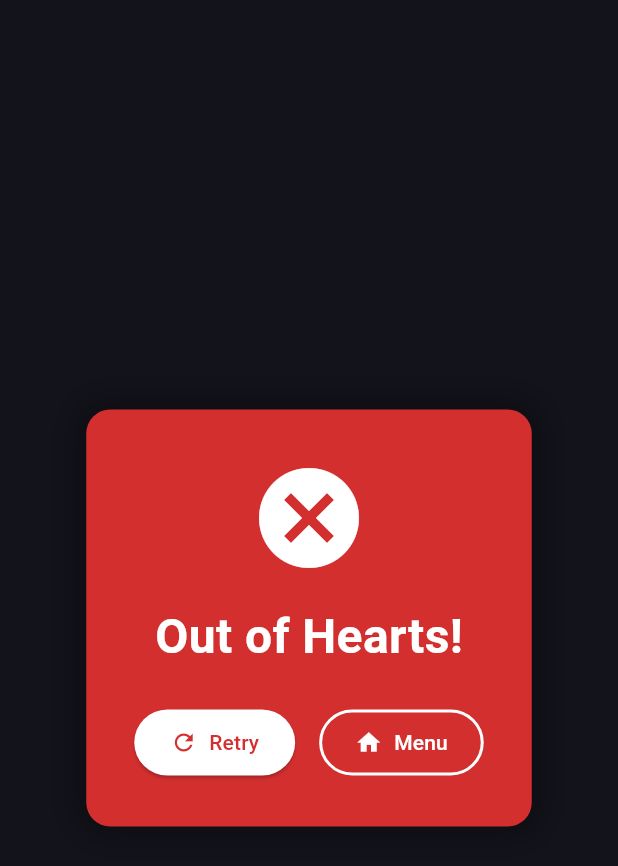
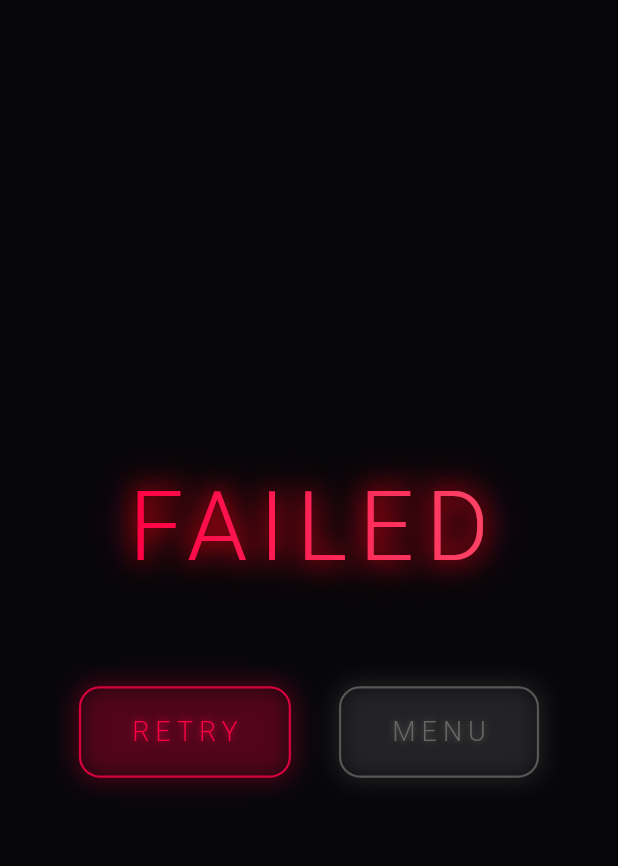
Before and after one commit to akinalpfdn/BeamOfLights, a Flutter app: the LoseScreen widget shown alone on an empty page, opened directly, on a phone screen of 412 x 824 dp. Shown: the top 866 px of the screen. Run offline on Flutter 3.47's test engine with Material 3 defaults, Android fonts, the phone set to English and light mode, and no system bars; missing offline and left inert: flame.

Commit message:
win lose screen fixed

```diff
--- a/beam_of_light/lib/widgets/lose_screen.dart
+++ b/beam_of_light/lib/widgets/lose_screen.dart
@@ -46,75 +46,57 @@ class _LoseScreenState extends State<LoseScreen> with SingleTickerProviderStateM
     return FadeTransition(
       opacity: _fadeAnimation,
       child: Container(
-        color: Colors.black54,
+        color: Colors.black.withValues(alpha: 0.85),
         child: Center(
           child: ScaleTransition(
             scale: _scaleAnimation,
-            child: Container(
-              padding: const EdgeInsets.all(32),
-              decoration: BoxDecoration(
-                color: Colors.red.shade700,
-                borderRadius: BorderRadius.circular(16),
-                boxShadow: const [
-                  BoxShadow(
-                    color: Colors.black38,
+            child: Column(
+              mainAxisSize: MainAxisSize.min,
+              children: [
+                // Neon red glow text
+                ShaderMask(
+                  shaderCallback: (bounds) => const LinearGradient(
+                    colors: [Color(0xFFFF0044), Color(0xFFFF4466)],
+                  ).createShader(bounds),
+                  child: const Text(
+                    'FAILED',
+                    style: TextStyle(
+                      color: Colors.white,
+                      fontSize: 64,
+                      fontWeight: FontWeight.w300,
+                      letterSpacing: 8,
+                      shadows: [
+                        Shadow(
+                          color: Color(0xFFFF0044),
                           blurRadius: 20,
-                    spreadRadius: 5,
+                        ),
+                        Shadow(
+                          color: Color(0xFFFF0044),
+                          blurRadius: 40,
                         ),
                       ],
                     ),
-              child: Column(
-                mainAxisSize: MainAxisSize.min,
-                children: [
-                  const Icon(
-                    Icons.cancel,
-                    color: Colors.white,
-                    size: 80,
-                  ),
-                  const SizedBox(height: 16),
-                  const Text(
-                    'Out of Hearts!',
-                    style: TextStyle(
-                      color: Colors.white,
-                      fontSize: 32,
-                      fontWeight: FontWeight.bold,
                   ),
                 ),
-                  const SizedBox(height: 24),
+                const SizedBox(height: 60),
+                // Minimal neon buttons
                 Row(
                   mainAxisSize: MainAxisSize.min,
                   children: [
-                      ElevatedButton.icon(
+                    _NeonButton(
+                      label: 'RETRY',
                       onPressed: () {
                         context.read<GameProvider>().resetLevel();
                       },
-                        icon: const Icon(Icons.refresh),
-                        label: const Text('Retry'),
-                        style: ElevatedButton.styleFrom(
-                          backgroundColor: Colors.white,
-                          foregroundColor: Colors.red.shade700,
-                          padding: const EdgeInsets.symmetric(
-                            horizontal: 24,
-                            vertical: 12,
+                      color: const Color(0xFFFF0044),
                     ),
-                        ),
-                      ),
-                      const SizedBox(width: 16),
-                      OutlinedButton.icon(
+                    const SizedBox(width: 32),
+                    _NeonButton(
+                      label: 'MENU',
                       onPressed: () {
-                          // TODO: Navigate to menu (Phase 11)
                         context.read<GameProvider>().resetLevel();
                       },
-                        icon: const Icon(Icons.home),
-                        label: const Text('Menu'),
-                        style: OutlinedButton.styleFrom(
-                          foregroundColor: Colors.white,
-                          side: const BorderSide(color: Colors.white, width: 2),
-                          padding: const EdgeInsets.symmetric(
-                            horizontal: 24,
-                            vertical: 12,
-                          ),
-                        ),
+                      color: const Color(0xFF666666),
                     ),
                   ],
                 ),
@@ -123,6 +105,56 @@ class _LoseScreenState extends State<LoseScreen> with SingleTickerProviderStateM
           ),
         ),
       ),
+    );
+  }
+}
+
+class _NeonButton extends StatelessWidget {
+  final String label;
+  final VoidCallback onPressed;
+  final Color color;
+
+  const _NeonButton({
+    required this.label,
+    required this.onPressed,
+    required this.color,
+  });
+
+  @override
+  Widget build(BuildContext context) {
+    return GestureDetector(
+      onTap: onPressed,
+      child: Container(
+        padding: const EdgeInsets.symmetric(horizontal: 32, vertical: 16),
+        decoration: BoxDecoration(
+          border: Border.all(
+            color: color.withValues(alpha: 0.8),
+            width: 1.5,
+          ),
+          borderRadius: BorderRadius.circular(14),
+          boxShadow: [
+            BoxShadow(
+              color: color.withValues(alpha: 0.3),
+              blurRadius: 14,
+              spreadRadius: 2,
+            ),
+          ],
+        ),
+        child: Text(
+          label,
+          style: TextStyle(
+            color: color,
+            fontSize: 18,
+            fontWeight: FontWeight.w300,
+            letterSpacing: 4,
+            shadows: [
+              Shadow(
+                color: color.withValues(alpha: 0.8),
+                blurRadius: 6,
+              ),
+            ],
+          ),
+        ),
       ),
     );
   }
```
Also changed, not shown: beam_of_light/lib/widgets/win_screen.dart (+84 -51 lines). Lines whose indentation alone changed are shown as unchanged.
